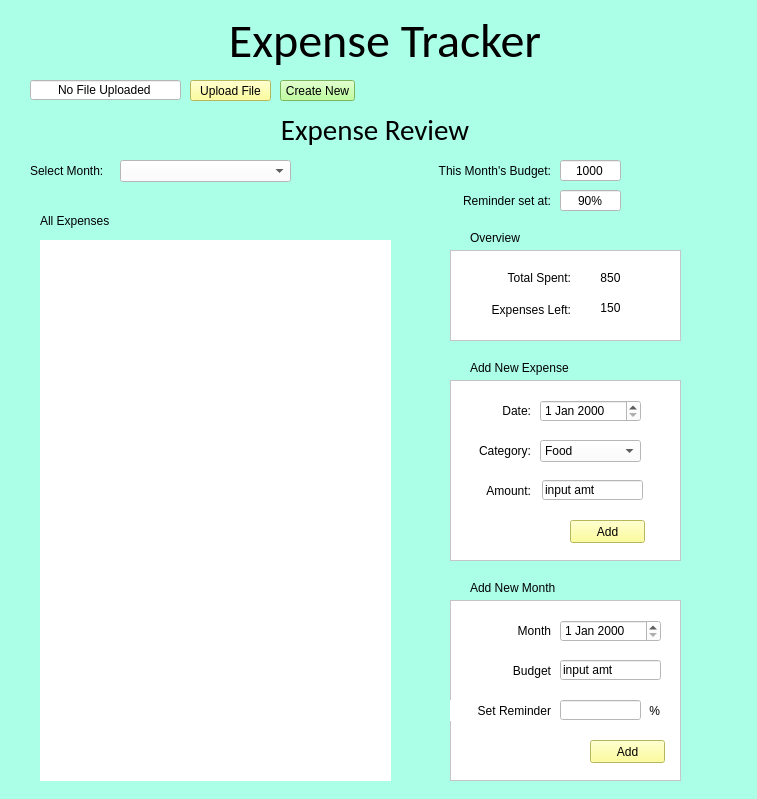
The window that ExpenseTracker.ui (darrylkwok/expense-tracker) describes before a commit, drawn with Qt 5.
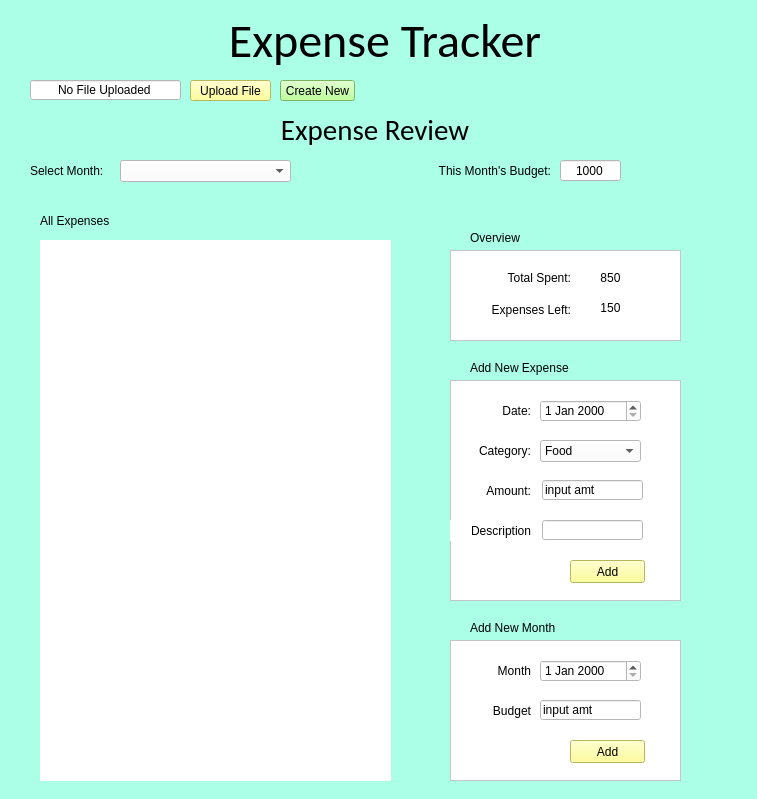
The same window after the commit.

```diff
--- a/ExpenseTracker.ui
+++ b/ExpenseTracker.ui
@@ -215,7 +215,7 @@
     <property name="geometry">
      <rect>
       <x>470</x>
-      <y>580</y>
+      <y>620</y>
       <width>141</width>
       <height>16</height>
      </rect>
@@ -345,9 +345,9 @@
     <property name="geometry">
      <rect>
       <x>450</x>
-      <y>600</y>
+      <y>640</y>
       <width>231</width>
-      <height>181</height>
+      <height>141</height>
      </rect>
     </property>
     <property name="autoFillBackground">
@@ -366,7 +366,7 @@
     <widget class="QDateEdit" name="newMonth_edit">
      <property name="geometry">
       <rect>
-       <x>110</x>
+       <x>90</x>
        <y>20</y>
        <width>101</width>
        <height>22</height>
@@ -376,7 +376,7 @@
     <widget class="QLabel" name="newMonth_label">
      <property name="geometry">
       <rect>
-       <x>40</x>
+       <x>20</x>
        <y>20</y>
        <width>61</width>
        <height>21</height>
@@ -395,8 +395,8 @@
     <widget class="QPushButton" name="newMonthAdd_button">
      <property name="geometry">
       <rect>
-       <x>140</x>
-       <y>140</y>
+       <x>120</x>
+       <y>100</y>
        <width>75</width>
        <height>23</height>
       </rect>
@@ -411,7 +411,7 @@
     <widget class="QLabel" name="newBudget_edit">
      <property name="geometry">
       <rect>
-       <x>40</x>
+       <x>20</x>
        <y>60</y>
        <width>61</width>
        <height>21</height>
@@ -430,7 +430,7 @@
     <widget class="QLineEdit" name="newBudget_edit_2">
      <property name="geometry">
       <rect>
-       <x>110</x>
+       <x>90</x>
        <y>60</y>
        <width>101</width>
        <height>20</height>
@@ -440,74 +440,6 @@
       <string>input amt</string>
      </property>
     </widget>
-    <widget class="QLabel" name="newReminder_label">
-     <property name="geometry">
-      <rect>
-       <x>0</x>
-       <y>100</y>
-       <width>101</width>
-       <height>21</height>
-      </rect>
-     </property>
-     <property name="font">
-      <font>
-       <family>MS Shell Dlg 2</family>
-       <pointsize>9</pointsize>
-       <weight>50</weight>
-       <italic>false</italic>
-       <bold>false</bold>
-      </font>
-     </property>
-     <property name="styleSheet">
-      <string notr="true">font: 9pt &quot;MS Shell Dlg 2&quot;;</string>
-     </property>
-     <property name="text">
-      <string>Set Reminder</string>
-     </property>
-     <property name="alignment">
-      <set>Qt::AlignRight|Qt::AlignTrailing|Qt::AlignVCenter</set>
-     </property>
-    </widget>
-    <widget class="QLineEdit" name="newReminder_edit">
-     <property name="geometry">
-      <rect>
-       <x>110</x>
-       <y>100</y>
-       <width>81</width>
-       <height>20</height>
-      </rect>
-     </property>
-     <property name="text">
-      <string/>
-     </property>
-    </widget>
-    <widget class="QLabel" name="label_11">
-     <property name="geometry">
-      <rect>
-       <x>190</x>
-       <y>100</y>
-       <width>20</width>
-       <height>21</height>
-      </rect>
-     </property>
-     <property name="styleSheet">
-      <string notr="true">font: 9pt &quot;MS Shell Dlg 2&quot;;</string>
-     </property>
-     <property name="text">
-      <string>%</string>
-     </property>
-     <property name="alignment">
-      <set>Qt::AlignRight|Qt::AlignTrailing|Qt::AlignVCenter</set>
-     </property>
-    </widget>
-    <zorder>newMonth_edit</zorder>
-    <zorder>newMonth_label</zorder>
-    <zorder>newMonthAdd_button</zorder>
-    <zorder>newBudget_edit</zorder>
-    <zorder>newBudget_edit_2</zorder>
-    <zorder>newReminder_label</zorder>
-    <zorder>label_11</zorder>
-    <zorder>newReminder_edit</zorder>
    </widget>
    <widget class="QLabel" name="label_2">
     <property name="geometry">
@@ -528,7 +460,7 @@
       <x>450</x>
       <y>380</y>
       <width>231</width>
-      <height>181</height>
+      <height>221</height>
      </rect>
     </property>
     <property name="styleSheet">
@@ -664,7 +596,7 @@
      <property name="geometry">
       <rect>
        <x>120</x>
-       <y>140</y>
+       <y>180</y>
        <width>75</width>
        <height>23</height>
       </rect>
@@ -676,6 +608,38 @@
       <string>Add</string>
      </property>
     </widget>
+    <widget class="QLineEdit" name="expenseDescription_edit">
+     <property name="geometry">
+      <rect>
+       <x>92</x>
+       <y>140</y>
+       <width>101</width>
+       <height>20</height>
+      </rect>
+     </property>
+     <property name="text">
+      <string/>
+     </property>
+    </widget>
+    <widget class="QLabel" name="expenseDescription_label">
+     <property name="geometry">
+      <rect>
+       <x>0</x>
+       <y>140</y>
+       <width>81</width>
+       <height>21</height>
+      </rect>
+     </property>
+     <property name="styleSheet">
+      <string notr="true">font: 9pt &quot;MS Shell Dlg 2&quot;;</string>
+     </property>
+     <property name="text">
+      <string>Description</string>
+     </property>
+     <property name="alignment">
+      <set>Qt::AlignRight|Qt::AlignTrailing|Qt::AlignVCenter</set>
+     </property>
+    </widget>
    </widget>
    <widget class="QLabel" name="label_6">
     <property name="geometry">
@@ -690,47 +654,6 @@
      <string>Overview</string>
     </property>
    </widget>
-   <widget class="QLabel" name="reminderDisplay_label">
-    <property name="geometry">
-     <rect>
-      <x>420</x>
-      <y>190</y>
-      <width>131</width>
-      <height>21</height>
-     </rect>
-    </property>
-    <property name="styleSheet">
-     <string notr="true">font: 9pt &quot;MS Shell Dlg 2&quot;;</string>
-    </property>
-    <property name="text">
-     <string>  Reminder set at:</string>
-    </property>
-    <property name="alignment">
-     <set>Qt::AlignRight|Qt::AlignTrailing|Qt::AlignVCenter</set>
-    </property>
-   </widget>
-   <widget class="QLineEdit" name="reminderDisplay">
-    <property name="geometry">
-     <rect>
-      <x>560</x>
-      <y>190</y>
-      <width>61</width>
-      <height>21</height>
-     </rect>
-    </property>
-    <property name="styleSheet">
-     <string notr="true">background-color: rgb(255, 255, 255);</string>
-    </property>
-    <property name="text">
-     <string>90%</string>
-    </property>
-    <property name="alignment">
-     <set>Qt::AlignCenter</set>
-    </property>
-    <property name="readOnly">
-     <bool>true</bool>
-    </property>
-   </widget>
    <widget class="QTableWidget" name="expenseTable">
     <property name="geometry">
      <rect>
```
Left out of the diff: 2 changed lines with no effect on the pictures.
